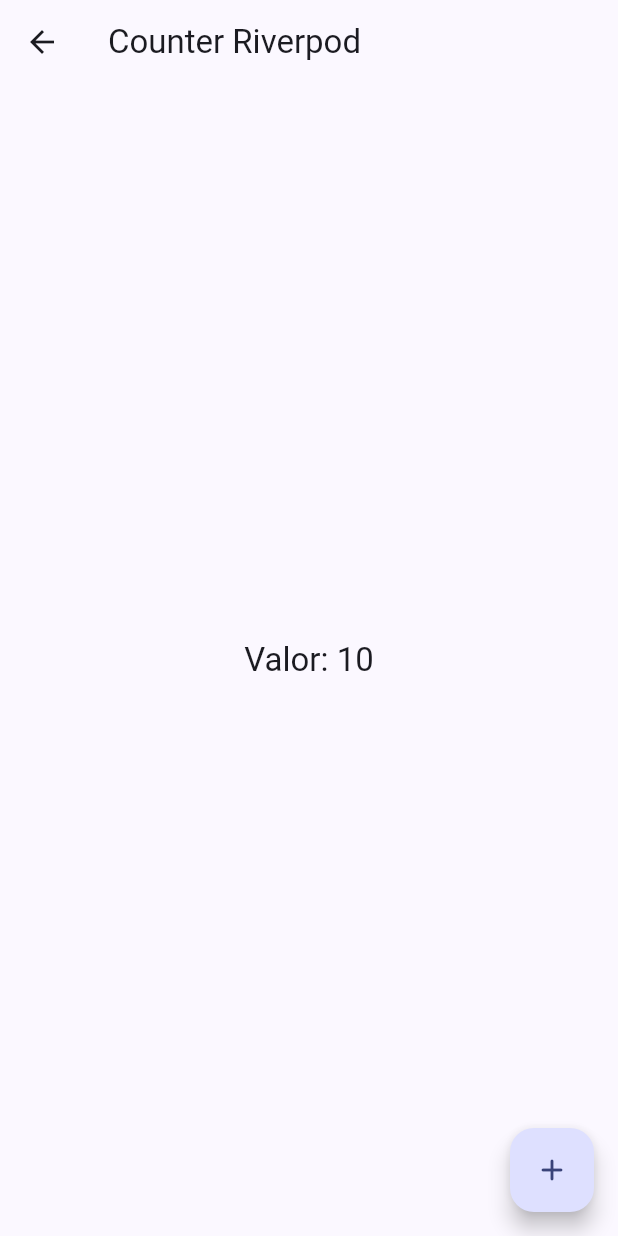
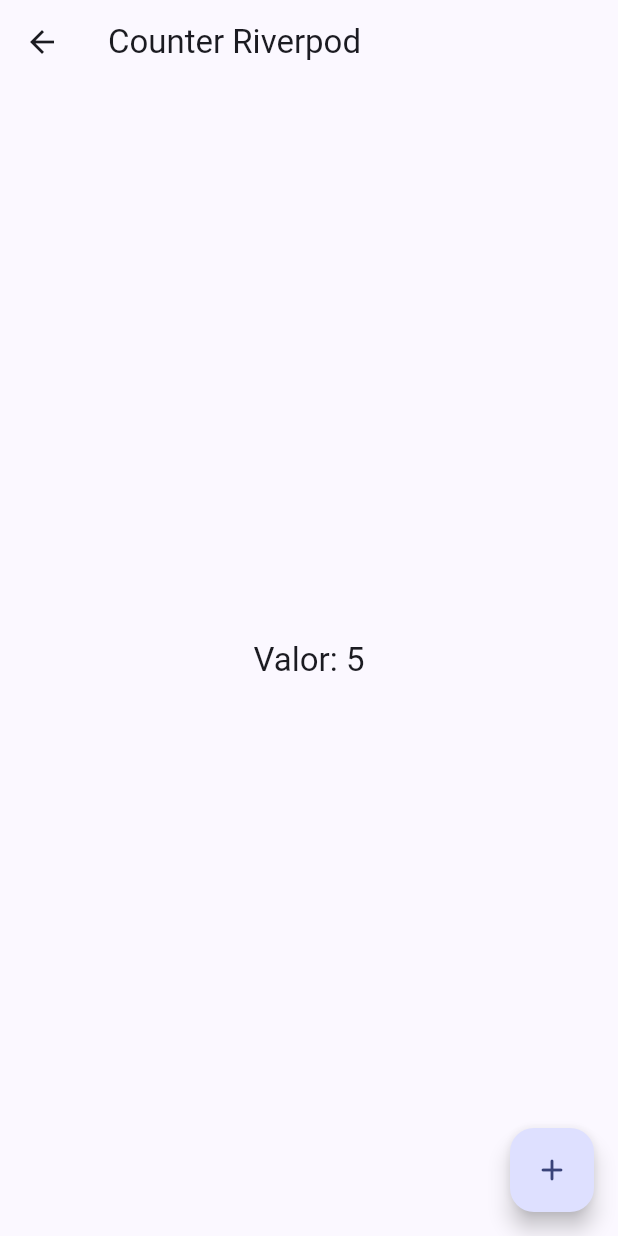
Before and after one commit to criticalRobin/widgets_app_flutter, a Flutter app: the screen it shows after launch, after a tap on "Contador Riverpod", on a phone screen of 412 x 824 dp. Run offline on Flutter 3.47's test engine with Material 3 defaults, Android fonts, the phone set to English and light mode, and no system bars; our stand-ins replace animate_do, flutter_riverpod, go_router.

Commit message:
Introduction to riverpod and first provider

```diff
--- a/lib/main.dart
+++ b/lib/main.dart
@@ -1,9 +1,12 @@
 import 'package:flutter/material.dart';
+import 'package:flutter_riverpod/flutter_riverpod.dart';
 import 'package:widgets_app/config/router/app_router.dart';
 import 'package:widgets_app/config/theme/app_them.dart';
 
 void main() {
-  runApp(const MainApp());
+  runApp(
+    const ProviderScope(child: MainApp()),
+  );
 }
 
 class MainApp extends StatelessWidget {
--- /dev/null
+++ b/lib/presentation/providers/counter_provider.dart
@@ -0,0 +1,3 @@
+import 'package:flutter_riverpod/flutter_riverpod.dart';
+
+final counterProvider = StateProvider((ref) => 5);
--- a/lib/presentation/screens/counter/counter_screen.dart
+++ b/lib/presentation/screens/counter/counter_screen.dart
@@ -1,17 +1,21 @@
 import 'package:flutter/material.dart';
+import 'package:flutter_riverpod/flutter_riverpod.dart';
+import 'package:widgets_app/presentation/providers/counter_provider.dart';
 
-class CounterScreen extends StatelessWidget {
+class CounterScreen extends ConsumerWidget {
   const CounterScreen({super.key});
 
   @override
-  Widget build(BuildContext context) {
+  Widget build(BuildContext context, WidgetRef ref) {
+    final int clickValue = ref.watch(counterProvider);
+
     return Scaffold(
       appBar: AppBar(
         title: const Text("Counter Riverpod"),
       ),
       body: Center(
         child: Text(
-          "Valor: 10",
+          "Valor: $clickValue",
           style: Theme.of(context).textTheme.titleLarge,
         ),
       ),
--- a/pubspec.yaml
+++ b/pubspec.yaml
@@ -10,6 +10,7 @@ dependencies:
   animate_do: ^3.3.3
   flutter:
     sdk: flutter
+  flutter_riverpod: ^2.4.10
   go_router: ^13.1.0
 
 dev_dependencies:
```
Also changed, not shown: pubspec.lock.
